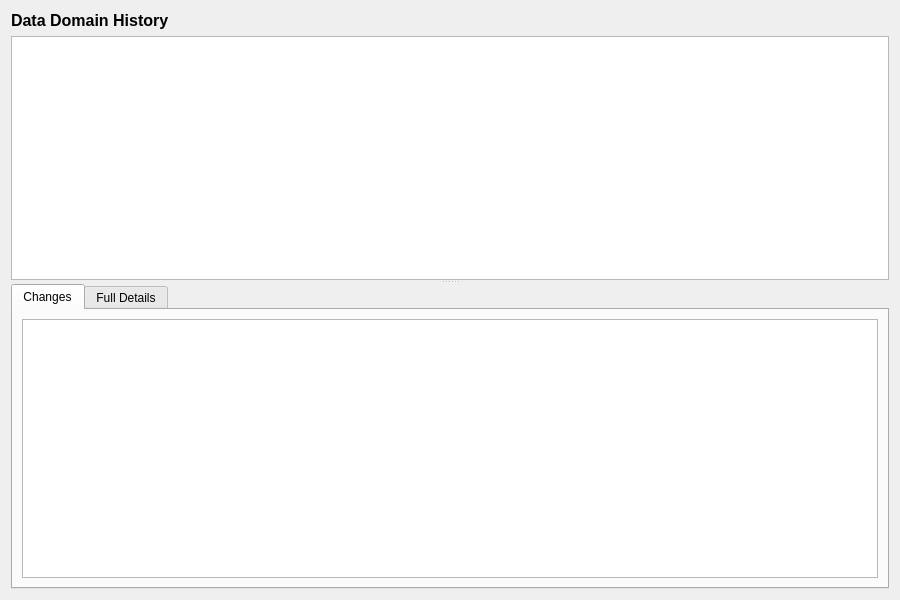
First picture: the form in projects/ores.qt/ui/DataDomainHistoryDialog.ui, repository OreStudio/OreStudio, before the edit.
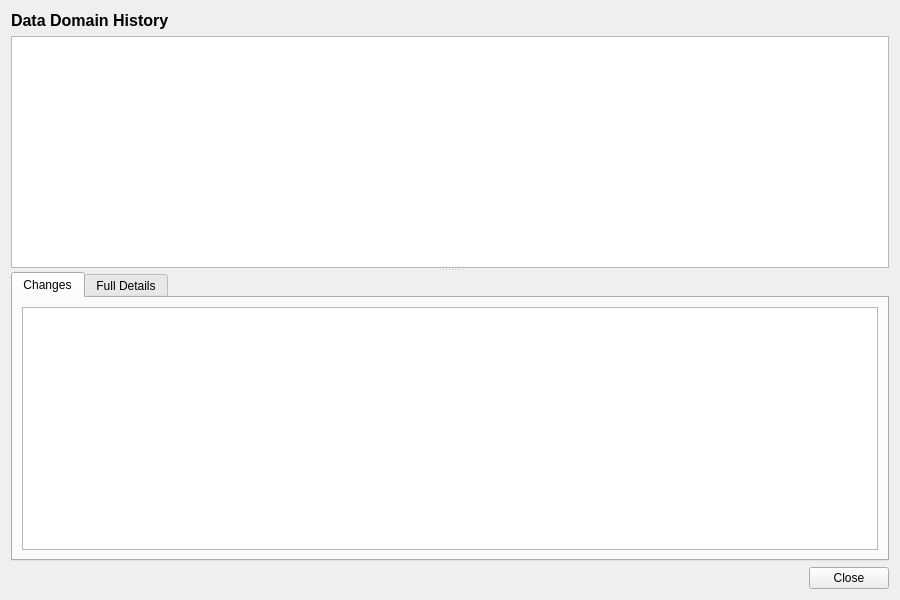
Second picture: the form after the edit.

Commit message: [qt] Remove toolbars from detail dialogs; add Close button throughout

```diff
--- a/projects/ores.qt/ui/DataDomainHistoryDialog.ui
+++ b/projects/ores.qt/ui/DataDomainHistoryDialog.ui
@@ -186,6 +186,27 @@
      </widget>
     </widget>
    </item>
+   <item>
+    <layout class="QHBoxLayout" name="buttonLayout">
+     <item>
+      <spacer name="horizontalSpacer">
+       <property name="orientation">
+        <enum>Qt::Horizontal</enum>
+       </property>
+       <property name="sizeHint" stdset="0">
+        <size><width>40</width><height>20</height></size>
+       </property>
+      </spacer>
+     </item>
+     <item>
+      <widget class="QPushButton" name="closeButton">
+       <property name="text">
+        <string>Close</string>
+       </property>
+      </widget>
+     </item>
+    </layout>
+   </item>
   </layout>
  </widget>
  <resources/>
```
The commit also changes 201 other files.
